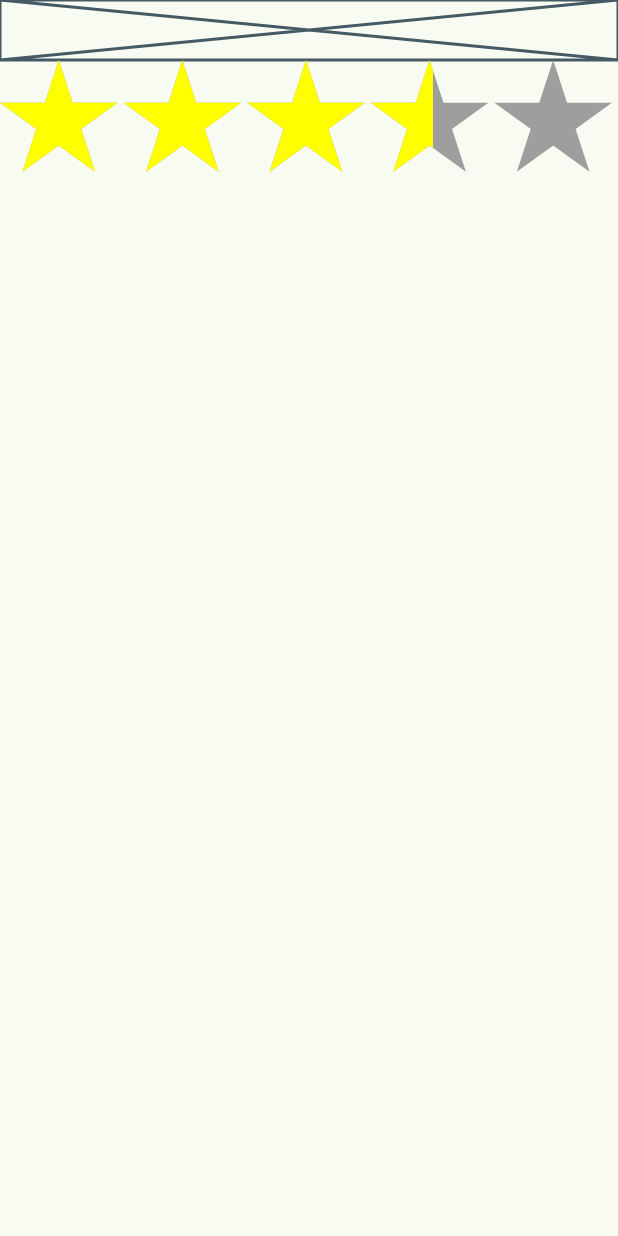
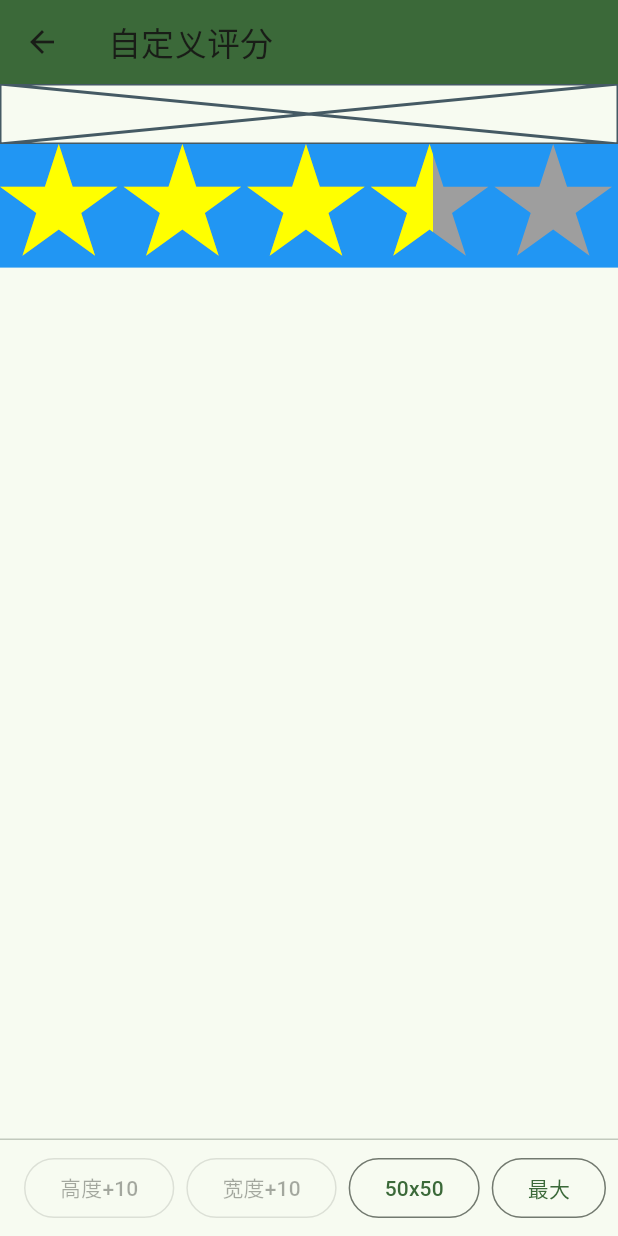
Before and after one commit to conghaonet/flutter_demo, a Flutter app: the ScoreStarPage screen opened by its route, on a phone screen of 412 x 824 dp. Run offline on Flutter 3.47's test engine with Material 2 defaults, Android fonts, the light colour scheme and no system bars; our stand-ins replace go_router, scroll_to_index.

Commit message:
fix ScoreStar

```diff
--- a/lib/src/home_page.dart
+++ b/lib/src/home_page.dart
@@ -58,8 +58,8 @@ class HomePage extends StatelessWidget {
     "Flutter化单例InheritedWidget": "/${InheritedWidgetDemoPage.pagePathName}",
     "多种圆角实现": "/${ClipDemoPage.pagePathName}",
     "AnimatedContainer": "/${AnimatedContainerDemoPage.pagePathName}",
-    "ScoreStar(LeafRenderObjectWidget)": "/${ScoreStarPage.pagePathName}",
     "屏幕尺寸信息": "/${ScreenInfoPage.pagePathName}",
+    "自定义评分(LeafRenderObjectWidget)": "/${ScoreStarPage.pagePathName}",
 
   };
   /// get_it, mobx, provider, flutter_bloc
--- a/lib/src/page/score_star_page.dart
+++ b/lib/src/page/score_star_page.dart
@@ -11,15 +11,61 @@ class ScoreStarPage extends StatefulWidget {
 
 /// 状态栏高度
 class _ScoreStarPageState extends State<ScoreStarPage> {
+  double? _height;
+  double? _width;
   @override
   Widget build(BuildContext context) {
-    MediaQuery.of(context).systemGestureInsets;
-    return Material(
-      child: SafeArea(
+    return Scaffold(
+      appBar: AppBar(
+        title: const Text('自定义评分'),
+      ),
+      persistentFooterButtons: [
+        OutlinedButton(
+          onPressed: _height == null ? null : () {
+            setState(() {
+              _height = _height! + 10;
+            });
+          },
+          child: const Text('高度+10'),
+        ),
+        OutlinedButton(
+          onPressed: _width == null ? null : () {
+            setState(() {
+              _width = _width! + 10;
+            });
+          },
+          child: const Text('宽度+10'),
+        ),
+        OutlinedButton(
+          onPressed: () {
+            setState(() {
+              _width = 50;
+              _height = 50;
+            });
+          },
+          child: const Text('50x50'),
+        ),
+        OutlinedButton(
+          onPressed: () {
+            setState(() {
+              _width = null;
+              _height = null;
+            });
+          },
+          child: const Text('最大'),
+        ),
+      ],
+      body: SafeArea(
         child: Column(
-          children: const [
-            Placeholder(child: SizedBox(height: 40, width: double.infinity,),),
-            ScoreStar(score: 3.5,),
+          crossAxisAlignment: CrossAxisAlignment.start,
+          children: [
+            const Placeholder(child: SizedBox(height: 40, width: double.infinity,),),
+            Container(
+              width: _width,
+              height: _height,
+              color: Colors.blue,
+              child: const ScoreStar(score: 3.5,),
+            ),
           ],
         ),
       ),
```
Also changed, not shown: lib/src/widget/render_score_star.dart (+21 -21 lines).
